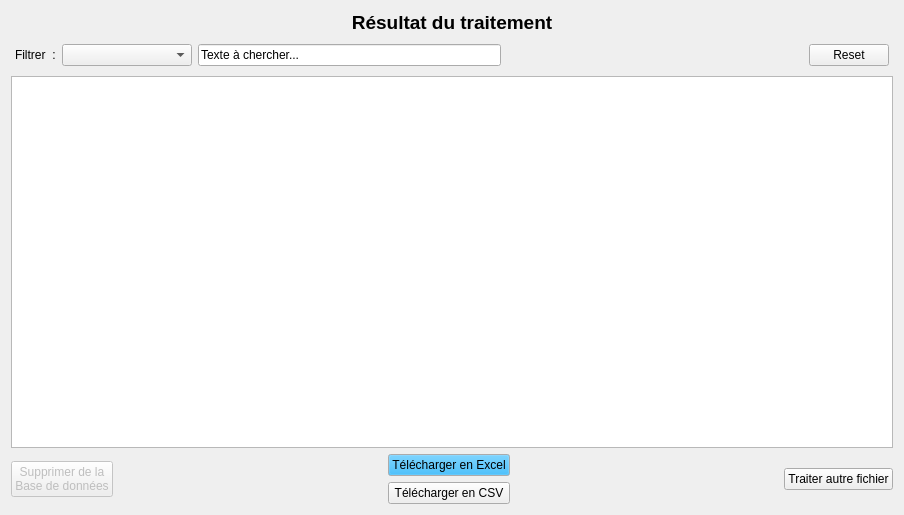
Old version of the form gui/Traitement_resultats.ui in the repository WallaceVBB/EpiData.
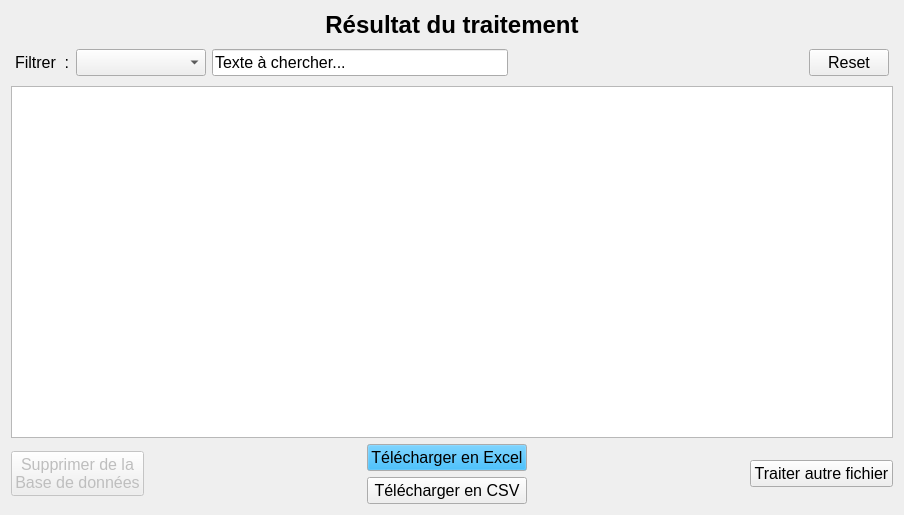
New version of the form.

```diff
--- a/gui/Traitement_resultats.ui
+++ b/gui/Traitement_resultats.ui
@@ -16,6 +16,11 @@
     <verstretch>0</verstretch>
    </sizepolicy>
   </property>
+  <property name="font">
+   <font>
+    <pointsize>12</pointsize>
+   </font>
+  </property>
   <property name="windowTitle">
    <string>Form</string>
   </property>
@@ -23,7 +28,7 @@
    <item>
     <widget class="QLabel" name="label">
      <property name="text">
-      <string>&lt;html&gt;&lt;head/&gt;&lt;body&gt;&lt;p align=&quot;center&quot;&gt;&lt;span style=&quot; font-size:14pt; font-weight:700;&quot;&gt;Résultat du traitement&lt;/span&gt;&lt;/p&gt;&lt;/body&gt;&lt;/html&gt;</string>
+      <string>&lt;html&gt;&lt;head/&gt;&lt;body&gt;&lt;p align=&quot;center&quot;&gt;&lt;span style=&quot; font-size:18pt; font-weight:700;&quot;&gt;Résultat du traitement&lt;/span&gt;&lt;/p&gt;&lt;/body&gt;&lt;/html&gt;</string>
      </property>
     </widget>
    </item>
```
